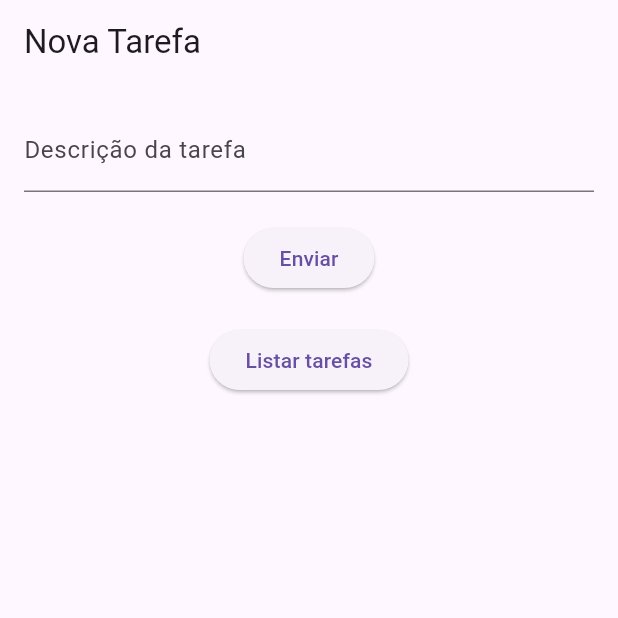
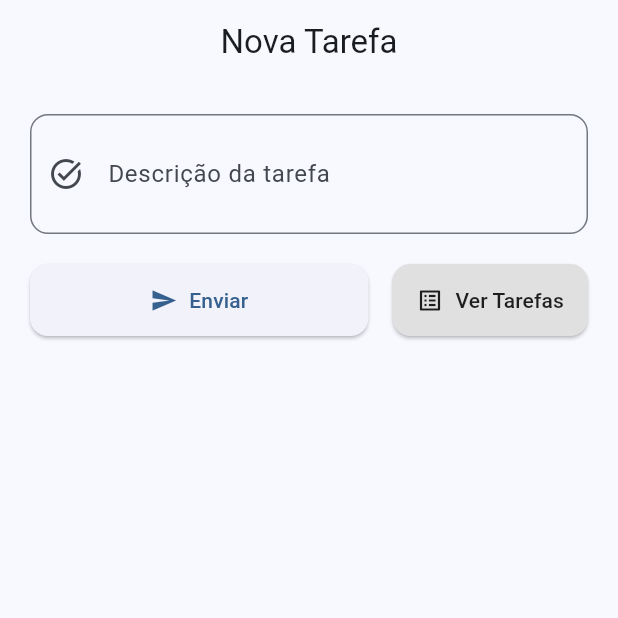
Before and after one commit to menezesledilson/Task, a Flutter app: the screen it shows after launch, on a phone screen of 412 x 824 dp, the top half of it. Run offline on Flutter 3.47's test engine with Material 3 defaults, Android fonts, the phone set to English and light mode, and no system bars.

```diff
--- a/frontend/app_tarefas/lib/main.dart
+++ b/frontend/app_tarefas/lib/main.dart
@@ -8,8 +8,11 @@ class AppTarefas extends StatelessWidget {
   @override
   Widget build(BuildContext context) {
     return MaterialApp(
-      title: 'App Tarefas',
-      theme: ThemeData(primarySwatch: Colors.blue),
+      title: 'Tarefas',
+      theme: ThemeData(
+        colorScheme: ColorScheme.fromSeed(seedColor: Colors.blue),
+        useMaterial3: true,
+      ),
       home: TarefaForm(),
     );
   }
@@ -17,7 +20,7 @@ class AppTarefas extends StatelessWidget {
 
 class TarefaForm extends StatefulWidget {
   @override
-  _TarefaFormState createState() => _TarefaFormState();
+  State<TarefaForm> createState() => _TarefaFormState();
 }
 
 class _TarefaFormState extends State<TarefaForm> {
@@ -25,19 +28,23 @@ class _TarefaFormState extends State<TarefaForm> {
   bool _loading = false;
 
   Future<void> enviarTarefa(String descricao) async {
+    if (descricao.trim().isEmpty) return;
+
     final url = Uri.parse('https://task-rn43.onrender.com/tarefas');
     setState(() => _loading = true);
+
     try {
       final response = await http.post(
         url,
         headers: {'Content-Type': 'application/json'},
         body: jsonEncode({'descricao': descricao}),
       );
+
       if (response.statusCode == 200 || response.statusCode == 201) {
+        _controller.clear();
         ScaffoldMessenger.of(context).showSnackBar(
           SnackBar(content: Text('Tarefa enviada com sucesso!')),
         );
-        _controller.clear();
       } else {
         ScaffoldMessenger.of(context).showSnackBar(
           SnackBar(content: Text('Erro ao enviar tarefa')),
@@ -45,46 +52,94 @@ class _TarefaFormState extends State<TarefaForm> {
       }
     } catch (e) {
       ScaffoldMessenger.of(context).showSnackBar(
-        SnackBar(content: Text('Erro na requisição: $e')),
+        SnackBar(content: Text('Erro: $e')),
       );
     } finally {
       setState(() => _loading = false);
     }
   }
 
-  @override
-  Widget build(BuildContext context) {
-    return Scaffold(
-      appBar: AppBar(title: Text('Nova Tarefa')),
-      body: Padding(
-        padding: EdgeInsets.all(16),
-        child: Column(
-          children: [
-            TextField(
-              controller: _controller,
-              decoration: InputDecoration(labelText: 'Descrição da tarefa'),
-            ),
-            SizedBox(height: 20),
-            ElevatedButton(
-              onPressed: _loading
-                  ? null
-                  : () => enviarTarefa(_controller.text.trim()),
-              child: _loading
-                  ? CircularProgressIndicator(color: Colors.white)
-                  : Text('Enviar'),
-            ),
-            SizedBox(height: 20),
-            ElevatedButton(
-              onPressed: () {
+  void abrirListaTarefas() {
     Navigator.push(
       context,
       MaterialPageRoute(builder: (_) => ListaTarefas()),
     );
-              },
-              child: Text('Listar tarefas'),
+  }
+
+  @override
+  Widget build(BuildContext context) {
+    return Scaffold(
+      appBar: AppBar(title: Text('Nova Tarefa'), centerTitle: true),
+      body: LayoutBuilder(
+        builder: (context, constraints) {
+          double maxWidth = constraints.maxWidth > 600 ? 600 : constraints.maxWidth;
+
+          return SingleChildScrollView(
+            padding: EdgeInsets.all(20),
+            child: Container(
+              width: maxWidth,
+              child: Column(
+                crossAxisAlignment: CrossAxisAlignment.stretch,
+                children: [
+                  TextField(
+                    controller: _controller,
+                    decoration: InputDecoration(
+                      labelText: 'Descrição da tarefa',
+                      border: OutlineInputBorder(
+                        borderRadius: BorderRadius.circular(12),
+                      ),
+                      prefixIcon: Icon(Icons.task_alt),
+                    ),
+                    maxLines: 2,
+                  ),
+                  const SizedBox(height: 20),
+                  Row(
+                    children: [
+                      Expanded(
+                        child: ElevatedButton.icon(
+                          style: ElevatedButton.styleFrom(
+                            padding: EdgeInsets.symmetric(vertical: 14),
+                            shape: RoundedRectangleBorder(
+                              borderRadius: BorderRadius.circular(12),
+                            ),
+                          ),
+                          icon: _loading
+                              ? SizedBox(
+                                  height: 20,
+                                  width: 20,
+                                  child: CircularProgressIndicator(
+                                    strokeWidth: 2.5,
+                                    color: Colors.white,
+                                  ),
+                                )
+                              : Icon(Icons.send),
+                          label: Text('Enviar'),
+                          onPressed:
+                              _loading ? null : () => enviarTarefa(_controller.text),
+                        ),
+                      ),
+                      const SizedBox(width: 16),
+                      ElevatedButton.icon(
+                        style: ElevatedButton.styleFrom(
+                          backgroundColor: Colors.grey[300],
+                          foregroundColor: Colors.black87,
+                          padding:
+                              EdgeInsets.symmetric(vertical: 14, horizontal: 16),
+                          shape: RoundedRectangleBorder(
+                            borderRadius: BorderRadius.circular(12),
+                          ),
+                        ),
+                        icon: Icon(Icons.list_alt),
+                        label: Text('Ver Tarefas'),
+                        onPressed: abrirListaTarefas,
                       ),
                     ],
                   ),
+                ],
+              ),
+            ),
+          );
+        },
       ),
     );
   }
@@ -92,7 +147,7 @@ class _TarefaFormState extends State<TarefaForm> {
 
 class ListaTarefas extends StatefulWidget {
   @override
-  _ListaTarefasState createState() => _ListaTarefasState();
+  State<ListaTarefas> createState() => _ListaTarefasState();
 }
 
 class _ListaTarefasState extends State<ListaTarefas> {
@@ -105,7 +160,7 @@ class _ListaTarefasState extends State<ListaTarefas> {
       final response = await http.get(url);
       if (response.statusCode == 200) {
         setState(() {
-          tarefas = jsonDecode(response.body);
+          tarefas = jsonDecode(utf8.decode(response.bodyBytes)).reversed.toList();
           _loading = false;
         });
       } else {
@@ -113,8 +168,9 @@ class _ListaTarefasState extends State<ListaTarefas> {
       }
     } catch (e) {
       setState(() => _loading = false);
-      ScaffoldMessenger.of(context)
-          .showSnackBar(SnackBar(content: Text('Erro: $e')));
+      ScaffoldMessenger.of(context).showSnackBar(
+        SnackBar(content: Text('Erro: $e')),
+      );
     }
   }
 
@@ -127,18 +183,56 @@ class _ListaTarefasState extends State<ListaTarefas> {
   @override
   Widget build(BuildContext context) {
     return Scaffold(
-      appBar: AppBar(title: Text('Lista de Tarefas')),
-      body: _loading
-          ? Center(child: CircularProgressIndicator())
-          : tarefas.isEmpty
-              ? Center(child: Text('Nenhuma tarefa encontrada.'))
-              : ListView.builder(
+      appBar: AppBar(title: Text('Lista de Tarefas'), centerTitle: true),
+      body: LayoutBuilder(
+        builder: (context, constraints) {
+          double maxWidth = constraints.maxWidth > 700 ? 700 : constraints.maxWidth;
+          double horizontalPadding = constraints.maxWidth > 700 ? 24 : 12;
+
+          if (_loading) {
+            return Center(child: CircularProgressIndicator());
+          }
+          if (tarefas.isEmpty) {
+            return Center(child: Text('Nenhuma tarefa encontrada.'));
+          }
+
+          return Center(
+            child: Container(
+              width: maxWidth,
+              padding:
+                  EdgeInsets.symmetric(horizontal: horizontalPadding, vertical: 12),
+              child: ListView.separated(
                 itemCount: tarefas.length,
+                separatorBuilder: (_, __) => SizedBox(height: 12),
                 itemBuilder: (context, index) {
                   final tarefa = tarefas[index];
-                    return ListTile(
-                      title: Text(tarefa['descricao'] ?? ''),
-                      subtitle: Text('${tarefa['data'] ?? ''} ${tarefa['hora'] ?? ''}'),
+                  final descricao = tarefa['descricao'] ?? '';
+                  final data = tarefa['data'] ?? '';
+
+                  return Card(
+                    shape: RoundedRectangleBorder(
+                      borderRadius: BorderRadius.circular(14),
+                    ),
+                    elevation: 4,
+                    child: ListTile(
+                      leading: Icon(Icons.check_circle_outline,
+                          color: Colors.blueAccent, size: 30),
+                      title: Text(
+                        descricao,
+                        style: TextStyle(fontWeight: FontWeight.w600),
+                      ),
+                      subtitle: Row(
+                        children: [
+                          Icon(Icons.calendar_today, size: 16, color: Colors.grey[600]),
+                          const SizedBox(width: 6),
+                          Text(data),
+                        ],
+                      ),
+                    ),
+                  );
+                },
+              ),
+            ),
           );
         },
       ),
```
Also changed, not shown: 5 other files. Lines whose indentation alone changed are shown as unchanged.
